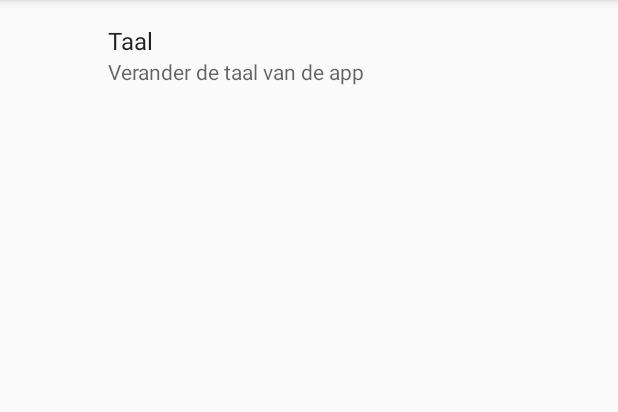
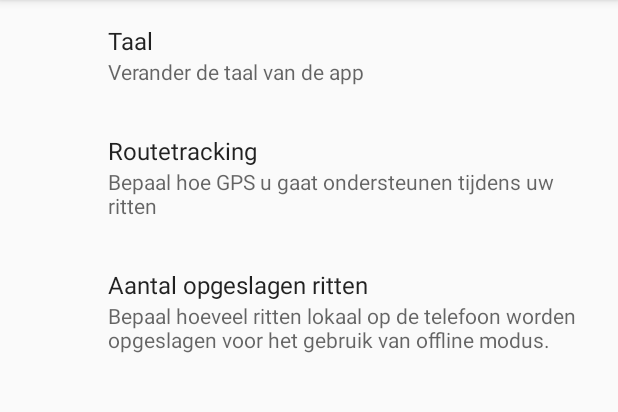
Before and after one commit to Lyr-7D1h/asodo, an Android app: the SettingsFragment screen opened directly, with no data from a screen before it, on a phone screen of 412 x 824 dp, the part 84-496 px from its top. Run offline under Robolectric (Android 15) with nearby library versions, the phone set to English and light mode, and no system bars; our stand-ins replace androidx.preference.

Commit message:
Add preferences

```diff
--- a/app/src/main/java/com/example/ninja/Settings/SettingsFragment.java
+++ b/app/src/main/java/com/example/ninja/Settings/SettingsFragment.java
@@ -4,7 +4,11 @@ package com.example.ninja.Settings;
 import android.os.Bundle;
 import android.support.annotation.Nullable;
 
+import android.support.v7.preference.EditTextPreference;
 import android.support.v7.preference.PreferenceFragmentCompat;
+import android.text.InputType;
+import android.text.method.DigitsKeyListener;
+import android.widget.EditText;
 
 import com.example.ninja.R;
 
@@ -15,5 +19,4 @@ public class SettingsFragment extends PreferenceFragmentCompat {
         setPreferencesFromResource(R.xml.preferences, s);
     }
 
-
 }
--- a/app/src/main/res/values/strings.xml
+++ b/app/src/main/res/values/strings.xml
@@ -38,6 +38,36 @@
     <string-array name="language_values">
         <item name="Nederlands">Nederlands</item>
         <item name="Engels">Engels</item>
+    </string-array>
+    <string name="settings_cache_size_title">Aantal opgeslagen ritten</string>
+    <string name="settings_cache_size_summary">Bepaal hoeveel ritten lokaal op de telefoon worden opgeslagen voor het gebruik van offline modus.</string>
+    <string-array name="settings_cache_size_entries">
+        <item>0</item>
+        <item>5</item>
+        <item>10</item>
+        <item>25</item>
+        <item>50</item>
+        <item>100</item>
+    </string-array>
+    <string-array name="settings_cache_size_values">
+        <item>0</item>
+        <item>5</item>
+        <item>10</item>
+        <item>25</item>
+        <item>50</item>
+        <item>100</item>
+    </string-array>
+    <string name="settings_tracking_setting_title">Routetracking</string>
+    <string name="settings_tracking_setting_summary">Bepaal hoe GPS u gaat ondersteunen tijdens uw ritten</string>
+    <string-array name="settings_tracking_setting_entries">
+        <item>Geen locatietracking</item>
+        <item>Bepaal alleen begin- en eindlocatie via GPS</item>
+        <item>Volledige routetracking</item>
+    </string-array>
+    <string-array name="settings_tracking_setting_values">
+        <item>0</item>
+        <item>1</item>
+        <item>2</item>
     </string-array>
     <string name="notification_title">Actieve rit</string>
     <string name="channel_name">Test content</string>
--- a/app/src/main/res/xml/preferences.xml
+++ b/app/src/main/res/xml/preferences.xml
@@ -1,12 +1,29 @@
 <?xml version="1.0" encoding="utf-8"?>
-<PreferenceScreen xmlns:app="http://schemas.android.com/apk/res-auto">
+<PreferenceScreen xmlns:android="http://schemas.android.com/apk/res/android"
+    xmlns:app="http://schemas.android.com/apk/res-auto">
+
     <ListPreference
-    app:key="@string/language"
-    app:title="@string/language"
-    app:entries="@array/language_entries"
-    app:entryValues="@array/language_values"
-    app:defaultValue="@string/language_default_value"
-    app:summary="@string/language_summary"/>
+        android:key="@string/language"
+        android:title="@string/language"
+        android:entries="@array/language_entries"
+        android:entryValues="@array/language_values"
+        android:defaultValue="@string/language_default_value"
+        android:summary="@string/language_summary"/>
 
+    <ListPreference
+        android:key="tracking_setting"
+        android:title="@string/settings_tracking_setting_title"
+        android:entries="@array/settings_tracking_setting_entries"
+        android:entryValues="@array/settings_tracking_setting_values"
+        android:defaultValue="2"
+        android:summary="@string/settings_tracking_setting_summary"/>
+
+    <ListPreference
+        android:key="cached_trips"
+        android:title="@string/settings_cache_size_title"
+        android:entries="@array/settings_cache_size_entries"
+        android:entryValues="@array/settings_cache_size_values"
+        android:defaultValue="10"
+        android:summary="@string/settings_cache_size_summary"/>
 
 </PreferenceScreen>
```
